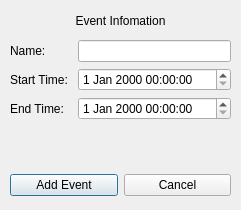
First picture: the form in Lab-Check-in-System/addeventview.ui, repository calebkrlich/Computer-Lab-Check-in-System, before the edit.
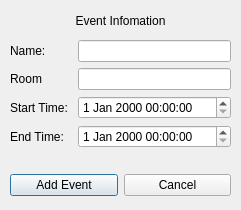
Second picture: the form after the edit.

The edit to the form file:
```diff
--- a/Lab-Check-in-System/addeventview.ui
+++ b/Lab-Check-in-System/addeventview.ui
@@ -59,26 +59,36 @@
     <item row="0" column="1">
      <widget class="QLineEdit" name="nameLineEdit"/>
     </item>
-    <item row="1" column="0">
+    <item row="2" column="0">
      <widget class="QLabel" name="StartTimeLabel">
       <property name="text">
        <string>Start Time: </string>
       </property>
      </widget>
     </item>
-    <item row="1" column="1">
+    <item row="2" column="1">
      <widget class="QDateTimeEdit" name="startTimeDateTimeEdit"/>
     </item>
-    <item row="2" column="0">
+    <item row="3" column="0">
      <widget class="QLabel" name="endTimeLabel">
       <property name="text">
        <string>End Time: </string>
       </property>
      </widget>
     </item>
-    <item row="2" column="1">
+    <item row="3" column="1">
      <widget class="QDateTimeEdit" name="endTimeDateTimeEdit"/>
     </item>
+    <item row="1" column="0">
+     <widget class="QLabel" name="roomLabel">
+      <property name="text">
+       <string>Room</string>
+      </property>
+     </widget>
+    </item>
+    <item row="1" column="1">
+     <widget class="QLineEdit" name="roomLineEdit"/>
+    </item>
    </layout>
   </widget>
   <widget class="QWidget" name="horizontalLayoutWidget_2">
```
Left out of the diff: 8 changed lines with no effect on the pictures.
